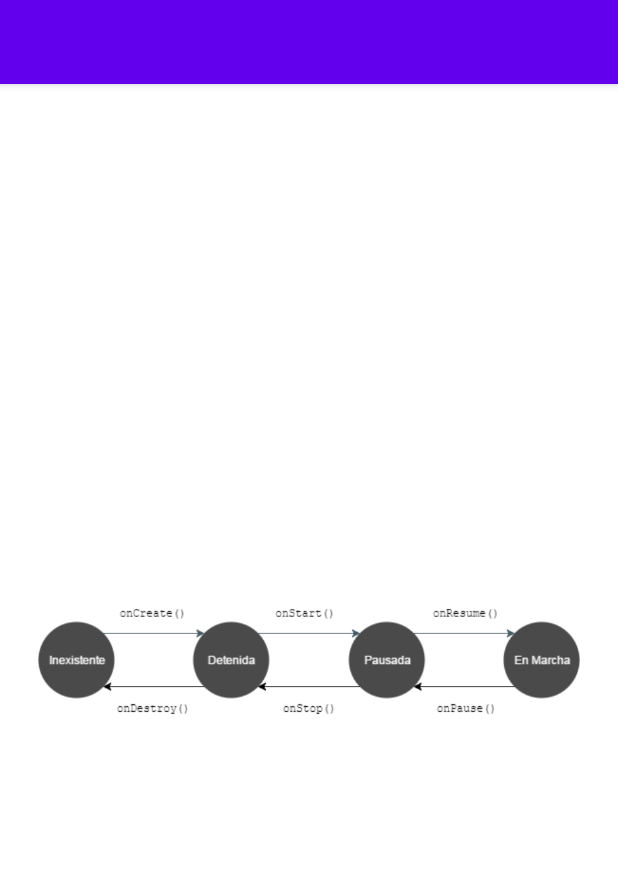
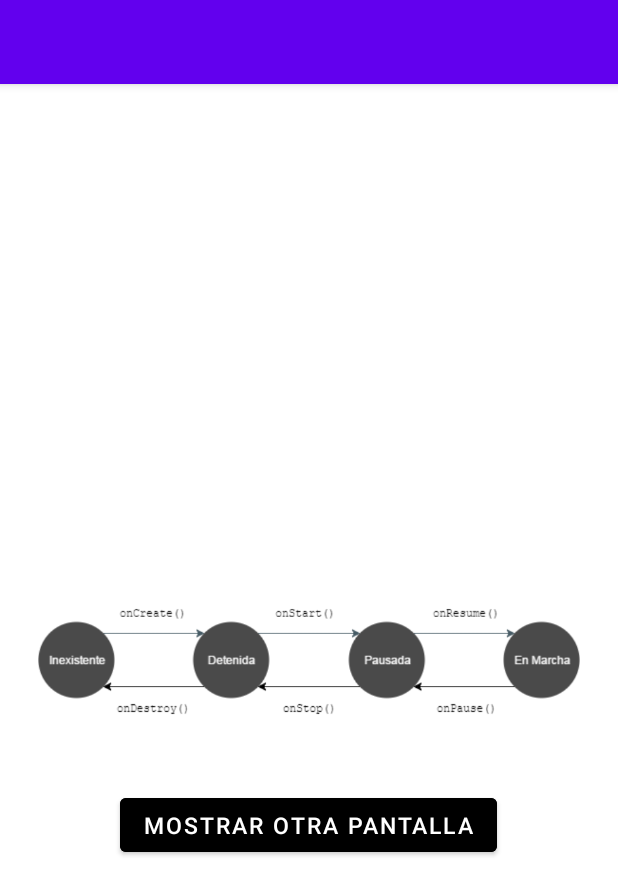
Before and after one commit to junjvil/Android, an Android app: the screen it shows after launch (MainActivity), on a phone screen of 412 x 824 dp. Shown: the top 895 px of the screen. Run offline under Robolectric (Android 15) with nearby library versions, the phone set to English and light mode, and no system bars.

Commit message:
Actualizacion
Actualizacion de la AppActivity

```diff
--- a/AppActivity/app/src/main/java/com/jvillegas/appactivity/MainActivity.java
+++ b/AppActivity/app/src/main/java/com/jvillegas/appactivity/MainActivity.java
@@ -2,7 +2,9 @@ package com.jvillegas.appactivity;
 
 import androidx.appcompat.app.AppCompatActivity;
 
+import android.content.Intent;
 import android.os.Bundle;
+import android.view.View;
 import android.widget.Toast;
 
 public class MainActivity extends AppCompatActivity {
@@ -11,25 +13,25 @@ public class MainActivity extends AppCompatActivity {
     protected void onCreate(Bundle savedInstanceState) {
         super.onCreate(savedInstanceState);
         setContentView(R.layout.activity_main);
-        Toast.makeText(this,"OnCreate",Toast.LENGTH_SHORT).show();
+        Toast.makeText(this,"Operacion OnCreate MainActivity",Toast.LENGTH_SHORT).show();
     }
 
     @Override
     protected void onStart() {
         super.onStart();
-        Toast.makeText(this,"OnStart",Toast.LENGTH_SHORT).show();
+        Toast.makeText(this,"Operacion OnStart MainActivity",Toast.LENGTH_SHORT).show();
     }
 
     @Override
     protected void onRestart() {
         super.onRestart();
-        Toast.makeText(this,"OnReset",Toast.LENGTH_SHORT).show();
+        Toast.makeText(this,"Operacion OnReset MainActivity",Toast.LENGTH_SHORT).show();
     }
 
     @Override
     protected void onStop() {
         super.onStop();
-        Toast.makeText(this,"OnStop",Toast.LENGTH_SHORT).show();
+        Toast.makeText(this,"Operacion OnStop MainActivity",Toast.LENGTH_SHORT).show();
     }
 
     // se activa cuando se cirera la aplicacion
@@ -37,18 +39,23 @@ public class MainActivity extends AppCompatActivity {
     @Override
     protected void onDestroy() {
         super.onDestroy();
-        Toast.makeText(this,"OnDestroy",Toast.LENGTH_SHORT).show();
+        Toast.makeText(this,"Operacion OnDestroy MainActivity",Toast.LENGTH_SHORT).show();
     }
 
     @Override
     protected void onPause() {
         super.onPause();
-        Toast.makeText(this,"OnPause",Toast.LENGTH_SHORT).show();
+        Toast.makeText(this,"Operacion OnPause MainActivity",Toast.LENGTH_SHORT).show();
     }
 
     @Override
     protected void onResume() {
         super.onResume();
-        Toast.makeText(this,"OnResumen",Toast.LENGTH_SHORT).show();
+        Toast.makeText(this,"Opearcion OnResumen MainActivity",Toast.LENGTH_SHORT).show();
+    }
+
+    public void Cambio(View view) {
+        Intent inte=new Intent(this,OtherActivity.class);
+        startActivity(inte);
     }
 }
--- a/AppActivity/app/src/main/res/layout/activity_main.xml
+++ b/AppActivity/app/src/main/res/layout/activity_main.xml
@@ -16,6 +16,19 @@
         android:contentDescription="imagen del ciclo de la vida de las actividades"
         tools:ignore="HardcodedText" />
 
+    <Button
+        android:id="@+id/btnCambio"
+        android:layout_width="wrap_content"
+        android:layout_height="wrap_content"
+        android:text="Mostrar Otra Pantalla"
+        android:textSize="15sp"
+        android:backgroundTint="@color/black"
+        android:layout_below="@+id/imgPrincipal"
+        android:layout_centerHorizontal="true"
+        android:onClick="Cambio"
+
+        />
+
 
 
 </RelativeLayout>
```
Also changed, not shown: AppActivity/app/src/main/java/com/jvillegas/appactivity/OtherActivity.java (+39 -0 lines), AppActivity/app/src/main/res/layout/activity_other.xml (+10 -2 lines).
